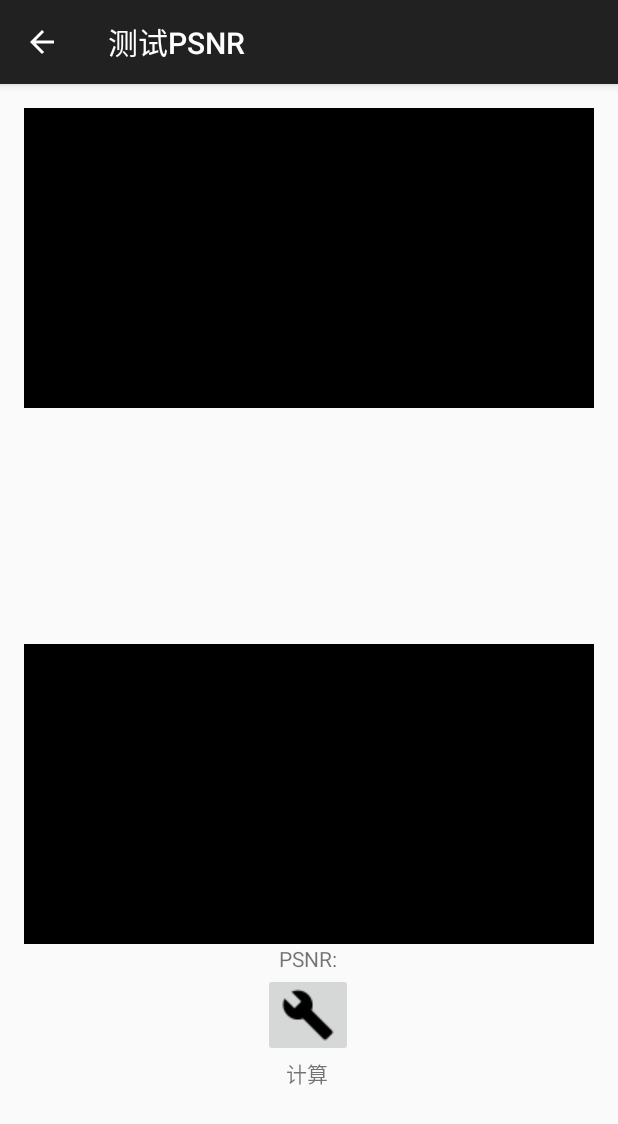
After one commit to Helloxyw/imgScramble, an Android app: the TestActivity screen opened directly, with no data from a screen before it, on a phone screen of 412 x 824 dp. The commit adds this screen. Shown: the top 1124 px of the screen. Run offline under Robolectric (Android 15) with nearby library versions, the phone set to English and light mode, and no system bars.

Commit message:
fix imageView

```diff
--- a/app/src/main/java/com/ctrctr/imgscramble/Algorithms.java
+++ b/app/src/main/java/com/ctrctr/imgscramble/Algorithms.java
@@ -111,7 +111,6 @@ public class Algorithms {
     public static Bitmap rearrangeImageMethod(ArrayList<Bitmap> imagearray, int[] permarray, boolean scrambleboolean, int row, int col) {
         Bitmap[] rearrangedimagearray = new Bitmap[imagearray.size()];
         if (scrambleboolean) {
-            //find inverse permutation
             //找到逆置换
             int[] invpermarray = new int[permarray.length];
             for (int i = 0; i < permarray.length; i++) {
--- /dev/null
+++ b/app/src/main/res/layout/activity_psnr.xml
@@ -0,0 +1,122 @@
+<RelativeLayout xmlns:android="http://schemas.android.com/apk/res/android"
+    xmlns:tools="http://schemas.android.com/tools"
+    android:layout_width="match_parent"
+    android:layout_height="match_parent"
+    android:paddingBottom="@dimen/activity_vertical_margin"
+    android:paddingLeft="@dimen/activity_horizontal_margin"
+    android:paddingRight="@dimen/activity_horizontal_margin"
+    android:paddingTop="@dimen/activity_vertical_margin">
+    <!--tools:context="com.example.calvin.imgscramble.ScramblingActivity"-->
+    <LinearLayout
+        android:id="@+id/scrambling_loading_layout"
+        android:layout_width="match_parent"
+        android:layout_height="wrap_content"
+        android:layout_centerInParent="true"
+        android:layout_gravity="center"
+        android:orientation="vertical"></LinearLayout>
+
+    <LinearLayout
+        android:id="@+id/scrambling_picture_parent_layout"
+        android:layout_width="match_parent"
+        android:layout_height="match_parent"
+        android:layout_alignParentTop="true"
+        android:orientation="vertical"
+        android:weightSum="6">
+
+        <LinearLayout
+            android:layout_width="match_parent"
+            android:layout_height="0dp"
+            android:layout_weight="4"
+            android:orientation="vertical">
+
+            <ImageView
+                android:id="@+id/BER_output_Yimage"
+                android:layout_width="match_parent"
+                android:layout_height="200dp"
+                android:layout_alignParentTop="true"
+                android:layout_centerHorizontal="true"
+                android:background="#000000"
+                android:scaleType="fitCenter"
+                android:onClick="getYImage"/>
+        </LinearLayout>
+
+        <ImageView
+            android:id="@+id/BER_output_image"
+            android:layout_width="match_parent"
+            android:layout_height="200dp"
+            android:layout_alignParentTop="true"
+            android:layout_centerHorizontal="true"
+            android:background="#000000"
+            android:scaleType="fitCenter"
+            android:onClick="getImage"/>
+
+
+        <LinearLayout
+            android:layout_width="wrap_content"
+            android:layout_height="0dp"
+            android:layout_gravity="center"
+            android:layout_weight="2"
+            android:orientation="vertical">
+
+            <TextView
+                android:id="@+id/textview_ber"
+                android:layout_width="wrap_content"
+                android:layout_height="wrap_content"
+                android:layout_gravity="center_horizontal"
+                android:gravity="center"
+                android:text="PSNR:" />
+
+            <LinearLayout
+                android:layout_width="wrap_content"
+                android:layout_height="wrap_content"
+                android:layout_gravity="center"
+                android:orientation="vertical">
+
+            </LinearLayout>
+
+            <LinearLayout
+                android:layout_width="wrap_content"
+                android:layout_height="wrap_content"
+                android:layout_gravity="center"
+                android:orientation="horizontal">
+                <!--
+                <ImageButton
+                    android:id="@+id/scrambling_clipboard"
+                    android:layout_width="wrap_content"
+                    android:layout_height="match_parent"
+                    android:onClick="addAtackTest"
+                    android:src="@drawable/ic_build_black_36dp" />
+                  -->
+                <ImageButton
+                    android:id="@+id/scrambling_save_to_file"
+                    android:layout_width="wrap_content"
+                    android:layout_height="wrap_content"
+                    android:longClickable="false"
+                    android:onClick="getPSNR"
+                    android:src="@drawable/ic_build_black_36dp" />
+
+            </LinearLayout>
+
+            <LinearLayout
+                android:layout_width="wrap_content"
+                android:layout_height="wrap_content"
+                android:layout_gravity="center"
+                android:orientation="horizontal">
+                <!--
+                <TextView
+                    android:id="@+id/textView4"
+                    android:layout_width="70dp"
+                    android:layout_height="57dp"
+                    android:text="         测试" />
+                -->
+
+
+                <TextView
+                    android:id="@+id/textView6"
+                    android:layout_width="70dp"
+                    android:layout_height="57dp"
+                    android:text="      计算" />
+            </LinearLayout>
+        </LinearLayout>
+    </LinearLayout>
+</RelativeLayout>
```
Also changed, not shown: app/src/main/AndroidManifest.xml (+8 -0 lines), app/src/main/java/com/ctrctr/imgscramble/GetingPSNR.java (added, +106 -0 lines), app/src/main/java/com/ctrctr/imgscramble/MainActivity.java (+5 -6 lines), app/src/main/java/com/ctrctr/imgscramble/Test.java (added, +7 -0 lines), app/src/main/java/com/ctrctr/imgscramble/TestActivity.java (added, +96 -0 lines), app/src/main/res/layout/fragment_scramble.xml (+15 -0 lines), 1 other file.
